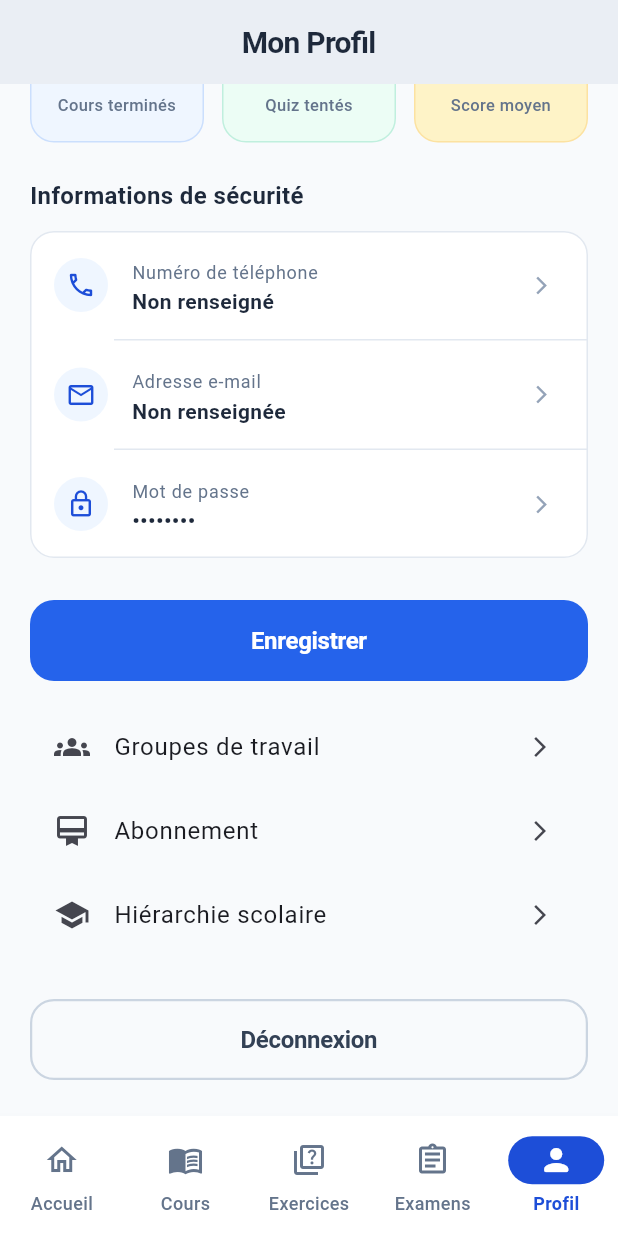
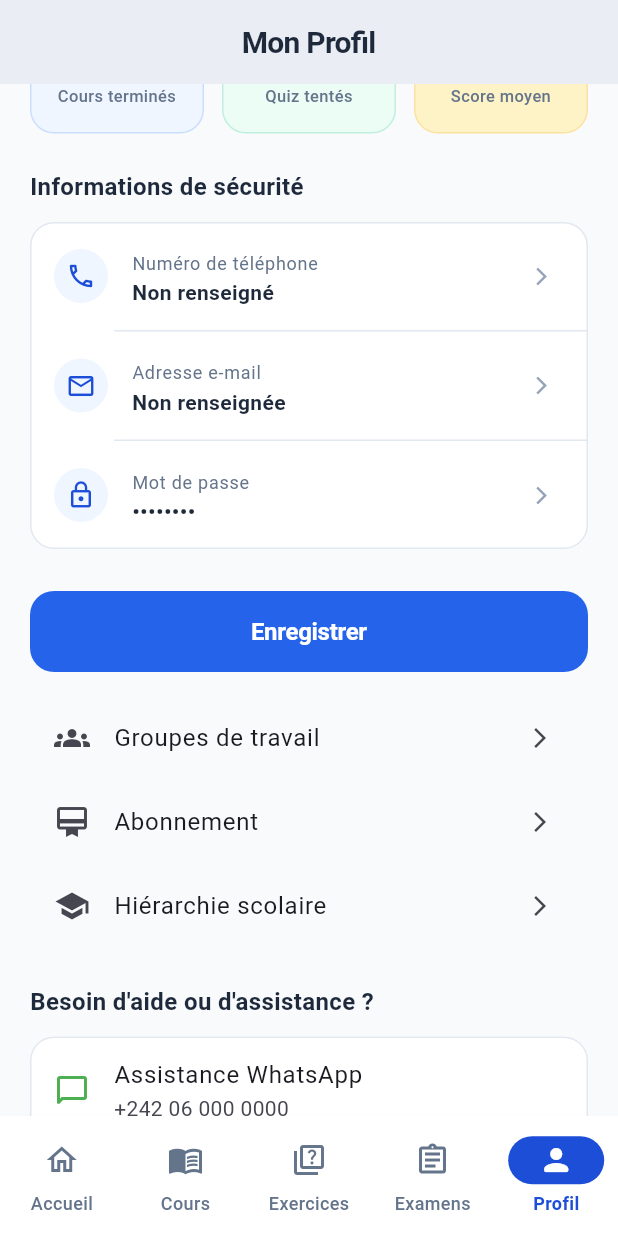
Before and after one commit to iboviconfiance/app1, a Flutter app: the ProfileScreen screen opened by its route, scrolled down 576 dp, on a phone screen of 412 x 824 dp. Run offline on Flutter 3.47's test engine with Material 3 defaults, Android fonts, the phone set to English and light mode, and no system bars; our stand-ins replace file_picker, flutter_animate, go_router, percent_indicator, shared_preferences; accounts and stored records are empty; network calls fail.

Commit message:
feat: dynamisation des forfaits d'abonnements, de l'assistance contact et de l'url backend

```diff
--- a/frontend/lib/config/constants.dart
+++ b/frontend/lib/config/constants.dart
@@ -5,4 +5,10 @@
     'API_URL',
     defaultValue: '/api',
   );
+
+  /// Adresse absolue du serveur backend (pour mobile/téléchargements hors-ligne)
+  static const String backendBaseUrl = String.fromEnvironment(
+    'BACKEND_URL',
+    defaultValue: 'https://api.klasplus.cg',
+  );
 }
--- a/frontend/lib/screens/profile/profile_screen.dart
+++ b/frontend/lib/screens/profile/profile_screen.dart
@@ -4,6 +4,7 @@
 import 'package:go_router/go_router.dart';
 import 'package:provider/provider.dart';
 import 'package:file_picker/file_picker.dart';
+import 'package:url_launcher/url_launcher.dart';
 import '../../providers/auth_provider.dart';
 import '../../config/constants.dart';
 
@@ -22,11 +23,24 @@
   String? _avatarBase64;
   Uint8List? _avatarBytes;
   bool _saving = false;
+  Map<String, dynamic>? _appConfig;
 
   @override
   void initState() {
     super.initState();
     _loadUser();
+    _loadConfig();
+  }
+
+  Future<void> _loadConfig() async {
+    try {
+      final res = await context.read<AuthProvider>().api.get('/config');
+      if (mounted) {
+        setState(() {
+          _appConfig = res['data'];
+        });
+      }
+    } catch (_) {}
   }
 
   void _loadUser() {
@@ -977,6 +991,50 @@
             trailing: const Icon(Icons.arrow_forward_ios, size: 16),
             onTap: () => context.go('/school'),
           ),
+          const SizedBox(height: 24),
+          const Text(
+            'Besoin d\'aide ou d\'assistance ?',
+            style: TextStyle(
+              fontSize: 16,
+              fontWeight: FontWeight.bold,
+              color: Color(0xFF1E293B),
+            ),
+          ),
+          const SizedBox(height: 12),
+          Card(
+            margin: EdgeInsets.zero,
+            elevation: 0,
+            shape: RoundedRectangleBorder(
+              borderRadius: BorderRadius.circular(16),
+              side: const BorderSide(color: Color(0xFFE2E8F0), width: 1),
+            ),
+            child: Column(
+              children: [
+                ListTile(
+                  leading: const Icon(Icons.chat_bubble_outline_rounded, color: Colors.green),
+                  title: const Text('Assistance WhatsApp'),
+                  subtitle: Text(_appConfig?['supportPhoneNumber'] ?? '+242 06 000 0000'),
+                  onTap: () async {
+                    final num = _appConfig?['supportPhoneNumber'] ?? '+242060000000';
+                    final cleanNum = num.replaceAll(' ', '').replaceAll('+', '');
+                    final uri = Uri.parse('https://wa.me/$cleanNum');
+                    if (await canLaunchUrl(uri)) await launchUrl(uri);
+                  },
+                ),
+                const Divider(height: 1, indent: 56, color: Color(0xFFE2E8F0)),
+                ListTile(
+                  leading: const Icon(Icons.mail_outline_rounded, color: Colors.blue),
+                  title: const Text('Support par Email'),
+                  subtitle: Text(_appConfig?['supportEmail'] ?? 'support@klasplus.cg'),
+                  onTap: () async {
+                    final email = _appConfig?['supportEmail'] ?? 'support@klasplus.cg';
+                    final uri = Uri.parse('mailto:$email?subject=Assistance KLAS%2B');
+                    if (await canLaunchUrl(uri)) await launchUrl(uri);
+                  },
+                ),
+              ],
+            ),
+          ),
           const SizedBox(height: 28),
           OutlinedButton(
             onPressed: () async {
```
Also changed, not shown: frontend/lib/providers/course_provider.dart (+5 -3 lines), 9 other files.
